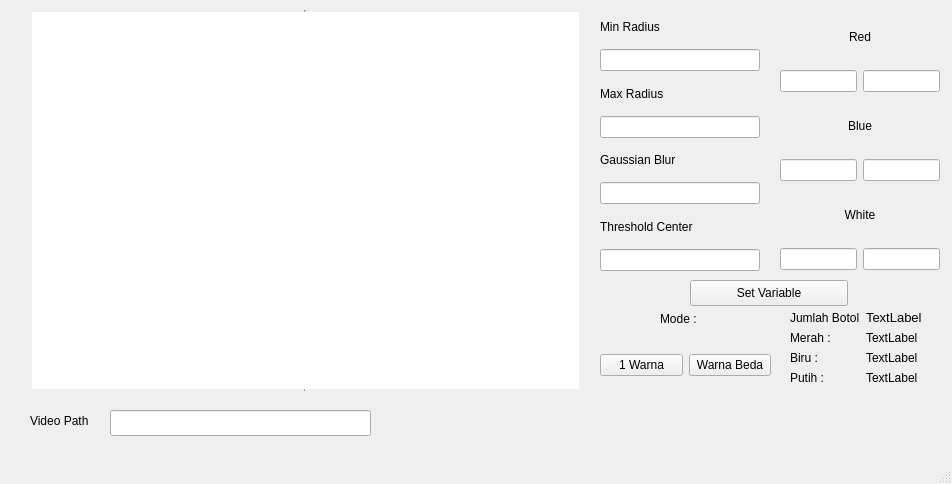
This is penghitungTutupBotol/mainwindow.ui in ekharisma/Penghitung-Tutup-Botol as Qt 5 draws it before an edit. The edited form follows.
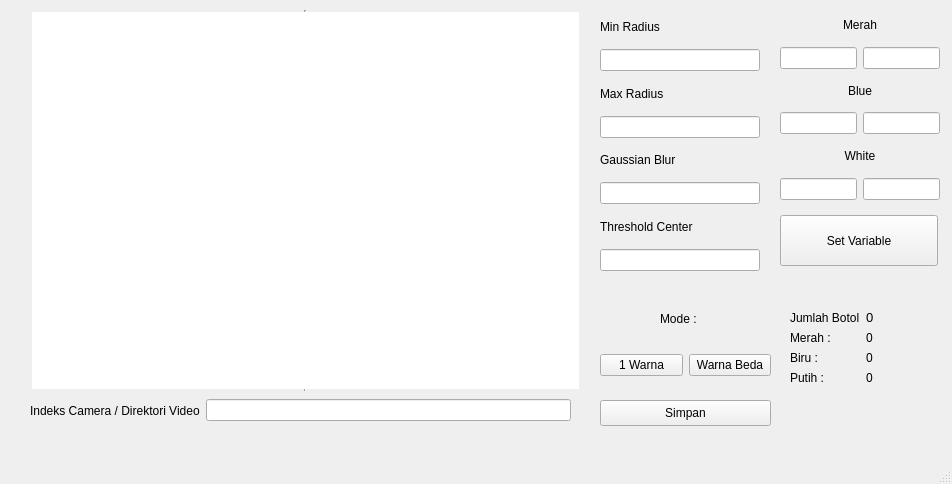
This is the edited form.

Diff of the .ui file:
```diff
--- a/penghitungTutupBotol/mainwindow.ui
+++ b/penghitungTutupBotol/mainwindow.ui
@@ -14,29 +14,6 @@
    <string>MainWindow</string>
   </property>
   <widget class="QWidget" name="centralwidget">
-   <widget class="QLineEdit" name="videoPath">
-    <property name="geometry">
-     <rect>
-      <x>110</x>
-      <y>410</y>
-      <width>261</width>
-      <height>26</height>
-     </rect>
-    </property>
-   </widget>
-   <widget class="QLabel" name="label">
-    <property name="geometry">
-     <rect>
-      <x>30</x>
-      <y>400</y>
-      <width>81</width>
-      <height>41</height>
-     </rect>
-    </property>
-    <property name="text">
-     <string>Video Path</string>
-    </property>
-   </widget>
    <widget class="QGraphicsView" name="graphicsView">
     <property name="geometry">
      <rect>
@@ -147,7 +124,7 @@
       <x>790</x>
       <y>310</y>
       <width>161</width>
-      <height>91</height>
+      <height>92</height>
      </rect>
     </property>
     <layout class="QFormLayout" name="formLayout">
@@ -166,7 +143,7 @@
         </font>
        </property>
        <property name="text">
-        <string>TextLabel</string>
+        <string>0</string>
        </property>
       </widget>
      </item>
@@ -180,7 +157,7 @@
      <item row="1" column="1">
       <widget class="QLabel" name="redLabel">
        <property name="text">
-        <string>TextLabel</string>
+        <string>0</string>
        </property>
       </widget>
      </item>
@@ -194,7 +171,7 @@
      <item row="2" column="1">
       <widget class="QLabel" name="blueLabel">
        <property name="text">
-        <string>TextLabel</string>
+        <string>0</string>
        </property>
       </widget>
      </item>
@@ -208,7 +185,7 @@
      <item row="3" column="1">
       <widget class="QLabel" name="whiteLabel">
        <property name="text">
-        <string>TextLabel</string>
+        <string>0</string>
        </property>
       </widget>
      </item>
@@ -220,7 +197,7 @@
       <x>780</x>
       <y>9</y>
       <width>160</width>
-      <height>261</height>
+      <height>191</height>
      </rect>
     </property>
     <layout class="QGridLayout" name="gridLayout">
@@ -237,7 +214,7 @@
      <item row="0" column="0" colspan="2">
       <widget class="QLabel" name="label_10">
        <property name="text">
-        <string>Red</string>
+        <string>Merah</string>
        </property>
        <property name="alignment">
         <set>Qt::AlignCenter</set>
@@ -277,16 +254,51 @@
    <widget class="QPushButton" name="setVarBtn">
     <property name="geometry">
      <rect>
-      <x>690</x>
-      <y>280</y>
+      <x>780</x>
+      <y>215</y>
       <width>158</width>
-      <height>26</height>
+      <height>51</height>
      </rect>
     </property>
     <property name="text">
      <string>Set Variable</string>
     </property>
    </widget>
+   <widget class="QPushButton" name="pushButton">
+    <property name="geometry">
+     <rect>
+      <x>600</x>
+      <y>400</y>
+      <width>171</width>
+      <height>26</height>
+     </rect>
+    </property>
+    <property name="text">
+     <string>Simpan</string>
+    </property>
+   </widget>
+   <widget class="QWidget" name="horizontalLayoutWidget_2">
+    <property name="geometry">
+     <rect>
+      <x>30</x>
+      <y>390</y>
+      <width>541</width>
+      <height>41</height>
+     </rect>
+    </property>
+    <layout class="QHBoxLayout" name="horizontalLayout_2">
+     <item>
+      <widget class="QLabel" name="label">
+       <property name="text">
+        <string>Indeks Camera / Direktori Video</string>
+       </property>
+      </widget>
+     </item>
+     <item>
+      <widget class="QLineEdit" name="videoPath"/>
+     </item>
+    </layout>
+   </widget>
   </widget>
   <widget class="QMenuBar" name="menubar">
    <property name="geometry">
```
